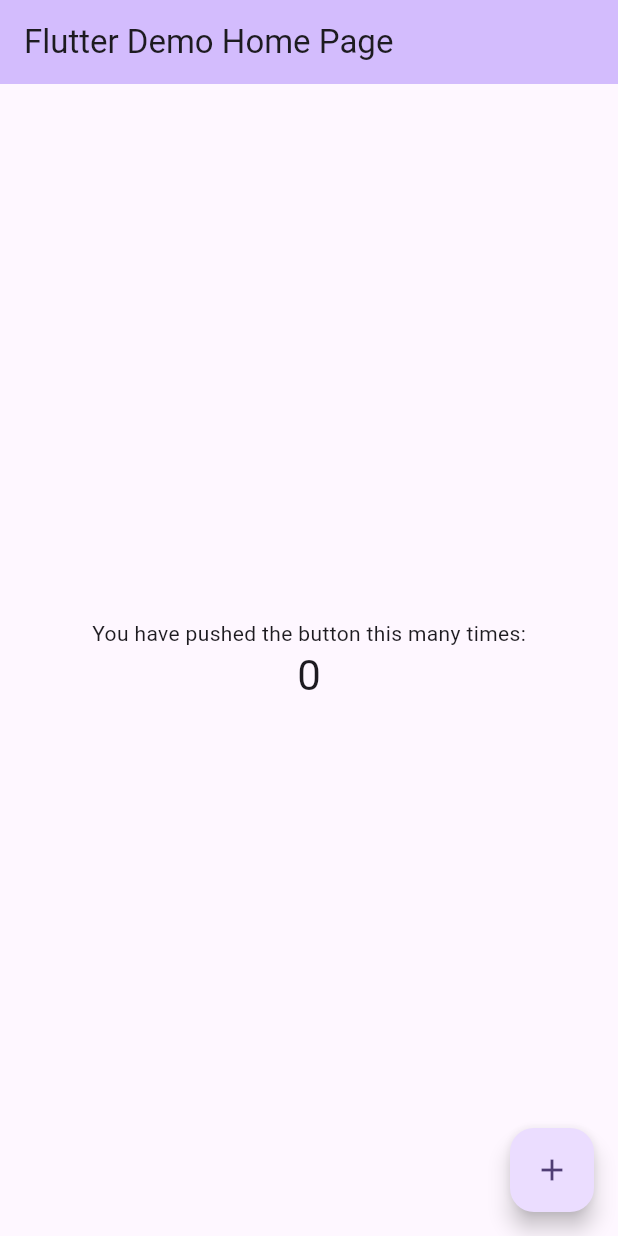
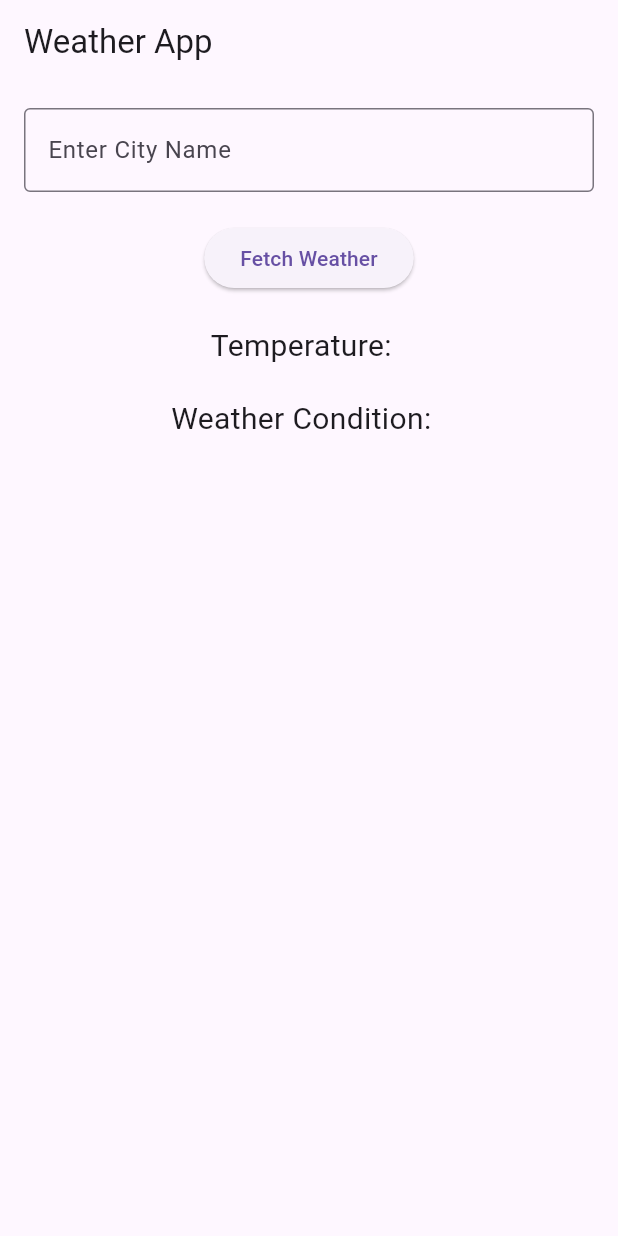
Before and after one commit to ClearNixson/weather_info_app, a Flutter app: the screen it shows after launch, on a phone screen of 412 x 824 dp. Run offline on Flutter 3.47's test engine with Material 3 defaults, Android fonts, the phone set to English and light mode, and no system bars.

Commit message:
Basic UI with input field and button

```diff
--- a/lib/main.dart
+++ b/lib/main.dart
@@ -1,125 +1,81 @@
 import 'package:flutter/material.dart';
 
 void main() {
-  runApp(const MyApp());
+  runApp(WeatherApp());
 }
 
-class MyApp extends StatelessWidget {
-  const MyApp({super.key});
+class WeatherApp extends StatelessWidget {
+  const WeatherApp({super.key});
 
   // This widget is the root of your application.
   @override
   Widget build(BuildContext context) {
     return MaterialApp(
-      title: 'Flutter Demo',
+      title: 'Weather App',
       theme: ThemeData(
-        // This is the theme of your application.
-        //
-        // TRY THIS: Try running your application with "flutter run". You'll see
-        // the application has a purple toolbar. Then, without quitting the app,
-        // try changing the seedColor in the colorScheme below to Colors.green
-        // and then invoke "hot reload" (save your changes or press the "hot
-        // reload" button in a Flutter-supported IDE, or press "r" if you used
-        // the command line to start the app).
-        //
-        // Notice that the counter didn't reset back to zero; the application
-        // state is not lost during the reload. To reset the state, use hot
-        // restart instead.
-        //
-        // This works for code too, not just values: Most code changes can be
-        // tested with just a hot reload.
-        colorScheme: ColorScheme.fromSeed(seedColor: Colors.deepPurple),
-        useMaterial3: true,
+        primarySwatch: Colors.blue
       ),
-      home: const MyHomePage(title: 'Flutter Demo Home Page'),
+      home: WeatherScreen(),
+
     );
   }
 }
 
-class MyHomePage extends StatefulWidget {
-  const MyHomePage({super.key, required this.title});
-
-  // This widget is the home page of your application. It is stateful, meaning
-  // that it has a State object (defined below) that contains fields that affect
-  // how it looks.
-
-  // This class is the configuration for the state. It holds the values (in this
-  // case the title) provided by the parent (in this case the App widget) and
-  // used by the build method of the State. Fields in a Widget subclass are
-  // always marked "final".
-
-  final String title;
-
+class WeatherScreen extends StatefulWidget {
   @override
-  State<MyHomePage> createState() => _MyHomePageState();
+  _WeatherScreenState createState() => _WeatherScreenState();
 }
 
-class _MyHomePageState extends State<MyHomePage> {
-  int _counter = 0;
+class _WeatherScreenState extends State<WeatherScreen> {
+  final TextEditingController _cityController = TextEditingController();
 
-  void _incrementCounter() {
-    setState(() {
-      // This call to setState tells the Flutter framework that something has
-      // changed in this State, which causes it to rerun the build method below
-      // so that the display can reflect the updated values. If we changed
-      // _counter without calling setState(), then the build method would not be
-      // called again, and so nothing would appear to happen.
-      _counter++;
+  String _cityName = ' ';
+  String _temperature = ' ';
+  String _weatherCondition = ' ';
+
+  void _fetchWeather(){
+    setState((){
+      _cityName = _cityController.text;
+      _temperature = '22°C';
+      _weatherCondition = 'Cloudy';
     });
   }
 
   @override
   Widget build(BuildContext context) {
-    // This method is rerun every time setState is called, for instance as done
-    // by the _incrementCounter method above.
-    //
-    // The Flutter framework has been optimized to make rerunning build methods
-    // fast, so that you can just rebuild anything that needs updating rather
-    // than having to individually change instances of widgets.
     return Scaffold(
       appBar: AppBar(
-        // TRY THIS: Try changing the color here to a specific color (to
-        // Colors.amber, perhaps?) and trigger a hot reload to see the AppBar
-        // change color while the other colors stay the same.
-        backgroundColor: Theme.of(context).colorScheme.inversePrimary,
-        // Here we take the value from the MyHomePage object that was created by
-        // the App.build method, and use it to set our appbar title.
-        title: Text(widget.title),
+        title: Text('Weather App'),
       ),
-      body: Center(
-        // Center is a layout widget. It takes a single child and positions it
-        // in the middle of the parent.
+      body: Padding(
+        padding: const EdgeInsets.all(16.0),
         child: Column(
-          // Column is also a layout widget. It takes a list of children and
-          // arranges them vertically. By default, it sizes itself to fit its
-          // children horizontally, and tries to be as tall as its parent.
-          //
-          // Column has various properties to control how it sizes itself and
-          // how it positions its children. Here we use mainAxisAlignment to
-          // center the children vertically; the main axis here is the vertical
-          // axis because Columns are vertical (the cross axis would be
-          // horizontal).
-          //
-          // TRY THIS: Invoke "debug painting" (choose the "Toggle Debug Paint"
-          // action in the IDE, or press "p" in the console), to see the
-          // wireframe for each widget.
-          mainAxisAlignment: MainAxisAlignment.center,
-          children: <Widget>[
-            const Text(
-              'You have pushed the button this many times:',
+          children: [
+            TextField(
+              controller: _cityController,
+              decoration: InputDecoration(
+                labelText: 'Enter City Name',
+                border: OutlineInputBorder(),
+              ),
             ),
+            SizedBox(height: 20),
+            ElevatedButton(
+              onPressed: _fetchWeather,
+              child: Text('Fetch Weather'),
+            ),
+            SizedBox(height: 20),
             Text(
-              '$_counter',
-              style: Theme.of(context).textTheme.headlineMedium,
+              'Temperature: $_temperature',
+              style: TextStyle(fontSize: 20),
             ),
-          ],
-        ),
+            SizedBox(height: 20),
+            Text(
+              'Weather Condition: $_weatherCondition',
+              style: TextStyle(fontSize: 20),
+            ),
+          ]
+        )
       ),
-      floatingActionButton: FloatingActionButton(
-        onPressed: _incrementCounter,
-        tooltip: 'Increment',
-        child: const Icon(Icons.add),
-      ), // This trailing comma makes auto-formatting nicer for build methods.
     );
   }
 }
```
